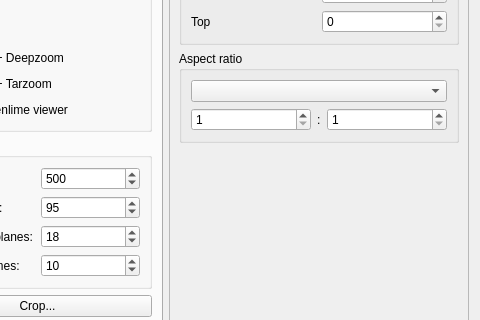
Old version of the form relight/rtiexport.ui in the repository cnr-isti-vclab/relight; both pictures show x 677 to 1157 and y 127 to 447 of the 1157 by 636 pixel window.
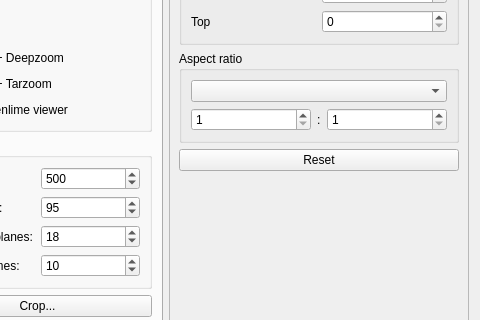
New version of the form. Icons and pictures are not drawn. Custom widgets are drawn as their Qt base class.

Diff of the .ui file:
```diff
--- a/relight/rtiexport.ui
+++ b/relight/rtiexport.ui
@@ -508,7 +508,7 @@
         </layout>
        </widget>
       </item>
-      <item row="2" column="0">
+      <item row="3" column="0">
        <spacer name="verticalSpacer_3">
         <property name="orientation">
          <enum>Qt::Vertical</enum>
@@ -521,7 +521,7 @@
         </property>
        </spacer>
       </item>
-      <item row="3" column="0">
+      <item row="4" column="0">
        <widget class="QDialogButtonBox" name="cropbuttonbox">
         <property name="orientation">
          <enum>Qt::Horizontal</enum>
@@ -531,6 +531,13 @@
         </property>
        </widget>
       </item>
+      <item row="2" column="0">
+       <widget class="QPushButton" name="cropreset">
+        <property name="text">
+         <string>Reset</string>
+        </property>
+       </widget>
+      </item>
      </layout>
     </widget>
    </item>
```
